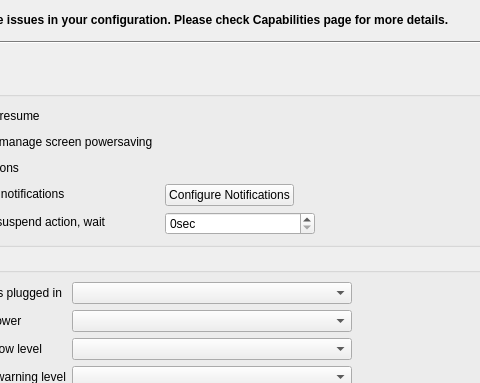
Old version of the form kcmodule/generalPage.ui in the repository KDE/powerdevil; both pictures show x 125 to 605 and y 0 to 383 of the 754 by 537 pixel window.
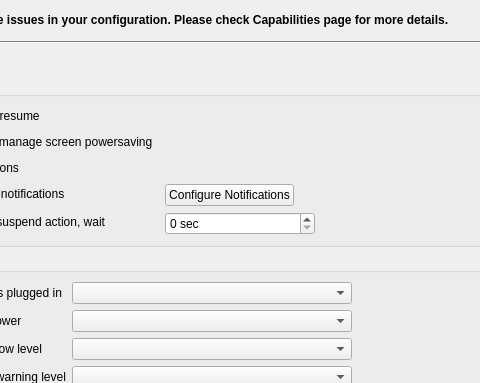
New version of the form. Custom widgets are drawn as their Qt base class.

What changed in the file:
```diff
--- a/kcmodule/generalPage.ui
+++ b/kcmodule/generalPage.ui
@@ -189,7 +189,7 @@
              </size>
             </property>
             <property name="suffix" >
-             <string comment="As in &quot;seconds&quot;" >sec</string>
+             <string comment="As in &quot;seconds&quot;" > sec</string>
             </property>
             <property name="maximum" >
              <number>300</number>
```
